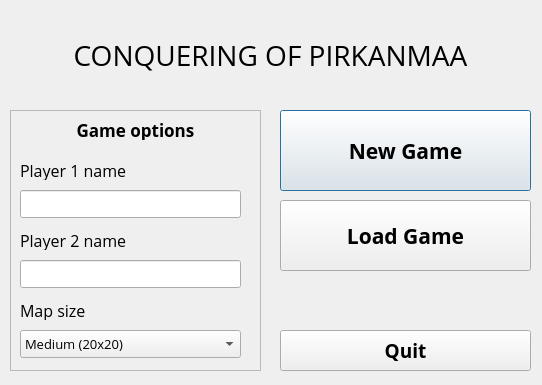
AntonKaara/course-project-game, file Game/mainmenu.ui: the form before one commit.
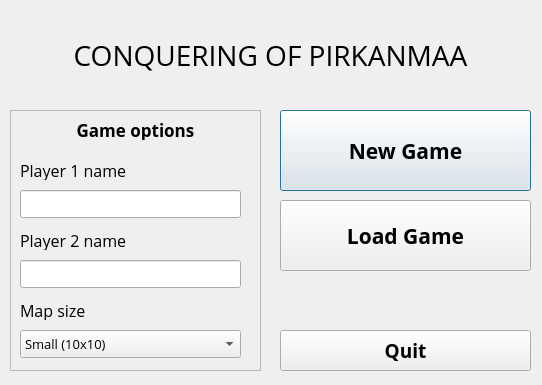
The form after the commit.

```diff
--- a/Game/mainmenu.ui
+++ b/Game/mainmenu.ui
@@ -220,7 +220,7 @@
      </font>
     </property>
     <property name="currentIndex">
-     <number>1</number>
+     <number>0</number>
     </property>
     <item>
      <property name="text">
```
